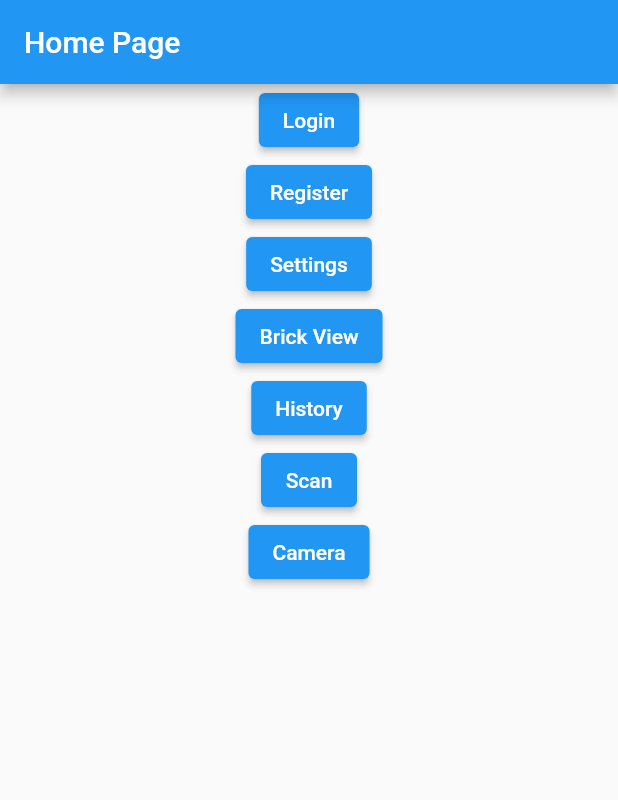
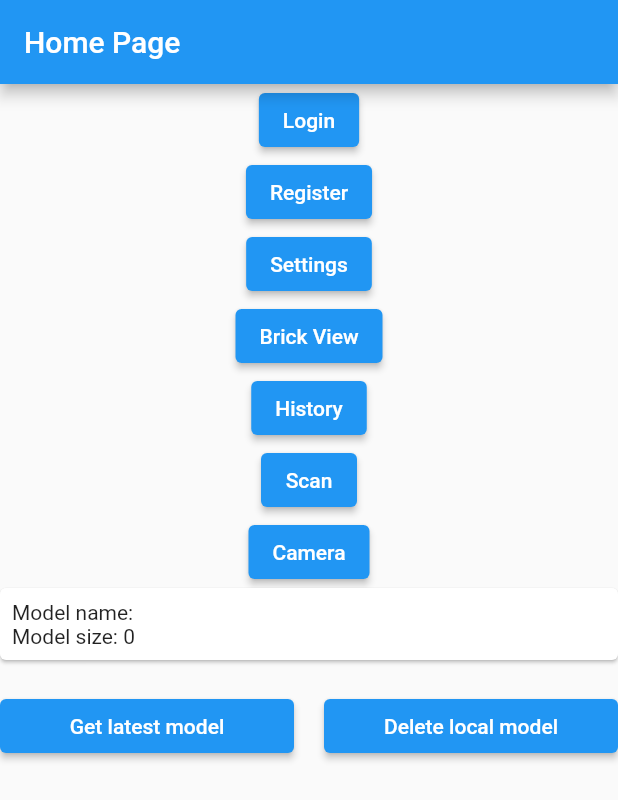
Before and after one commit to Manuel-Aragon/BrixColorFinder, a Flutter app: the screen it shows after launch, on a phone screen of 412 x 824 dp. Shown: the top 800 px of the screen. Run offline on Flutter 3.47's test engine with Material 2 defaults, Android fonts, the phone set to English and light mode, and no system bars; our stand-ins replace camera, firebase_auth, firebase_core; missing offline and left inert: firebase_ml_model_downloader; accounts and stored records are empty.

Commit message:
Added firebase ml downloader

```diff
--- a/lib/home.dart
+++ b/lib/home.dart
@@ -7,6 +7,7 @@ import 'package:lucky13capstone/settings.dart';
 import 'package:lucky13capstone/temp_scan.dart';
 import 'package:lucky13capstone/brickview.dart';
 import 'package:lucky13capstone/history.dart';
+import 'package:firebase_ml_model_downloader/firebase_ml_model_downloader.dart';
 
 class HomePage extends StatefulWidget {
   const HomePage({super.key, required this.title});
@@ -26,9 +27,28 @@ class HomePage extends StatefulWidget {
   State<HomePage> createState() => _HomePageState();
 }
 
+const kModelName = "base-model";
 
 
 class _HomePageState extends State<HomePage> {
+   @override
+  void initState() {
+    super.initState();
+    initWithLocalModel();
+  }
+
+  FirebaseCustomModel? model;
+
+  /// Initially get the lcoal model if found, and asynchronously get the latest one in background.
+  initWithLocalModel() async {
+    final _model = await FirebaseModelDownloader.instance.getModel(
+        kModelName, FirebaseModelDownloadType.localModelUpdateInBackground);
+
+    setState(() {
+      model = _model;
+    });
+  }
+
   @override
   Widget build(BuildContext context) {
     // This method is rerun every time setState is called, for instance as done
@@ -47,7 +67,7 @@ class _HomePageState extends State<HomePage> {
         // Center is a layout widget. It takes a single child and positions it
         // in the middle of the parent.
               child: Column(
-                children: <Widget>[
+                children: [
                   ElevatedButton( //return button
                     child: const Text('Login'),
                       onPressed: () {
@@ -111,8 +131,59 @@ class _HomePageState extends State<HomePage> {
                           );
                         },
                   ),
+                  SizedBox(
+                    width: double.infinity,
+                    child: Card(
+                      margin: EdgeInsets.zero,
+                      child: Padding(
+                        padding: const EdgeInsets.all(8.0),
+                        child: model != null
+                            ? Column(
+                                crossAxisAlignment: CrossAxisAlignment.start,
+                                children: [
+                                  Text('Model name: ${model!.name}'),
+                                  Text('Model size: ${model!.size}'),
+                                ],
+                              )
+                            : const Text("No local model found"),
+                        ),
+                      ),
+                  ),
+                                  const SizedBox(height: 20),
+                Row(
+                  children: [
+                    Expanded(
+                      child: ElevatedButton(
+                        onPressed: () async {
+                          final _model = await FirebaseModelDownloader.instance
+                              .getModel(kModelName,
+                                  FirebaseModelDownloadType.latestModel);
+
+                          setState(() {
+                            model = _model;
+                          });
+                        },
+                        child: const Text('Get latest model'),
+                      ),
+                    ),
+                    const SizedBox(width: 20),
+                    Expanded(
+                      child: ElevatedButton(
+                        onPressed: () async {
+                          await FirebaseModelDownloader.instance
+                              .deleteDownloadedModel(kModelName);
+
+                          setState(() {
+                            model = null;
+                          });
+                        },
+                        child: const Text('Delete local model'),
+                      ),
+                    ),
+                  ],
+                ),
                 ],
-              ),
+            ),
       ),
     );
   }
--- a/lib/login.dart
+++ b/lib/login.dart
@@ -181,11 +181,12 @@ class _LoginPageState extends State<LoginPage> {
   }
 }
 
+// This code is validating the input of an email address and password.
+//If either the email address or password is empty, a message is returned to the user. Otherwise, null is returned.
 String? validateEmail(String? formEmail) {
   if (formEmail == null || formEmail.isEmpty){
     return 'E-mail address is required.';
   }
-  //
   return null;
 }
 String? validatePassword(String? formPassword) {
```
Also changed, not shown: pubspec.yaml (+4 -4 lines), pubspec.lock, 6 other files.
